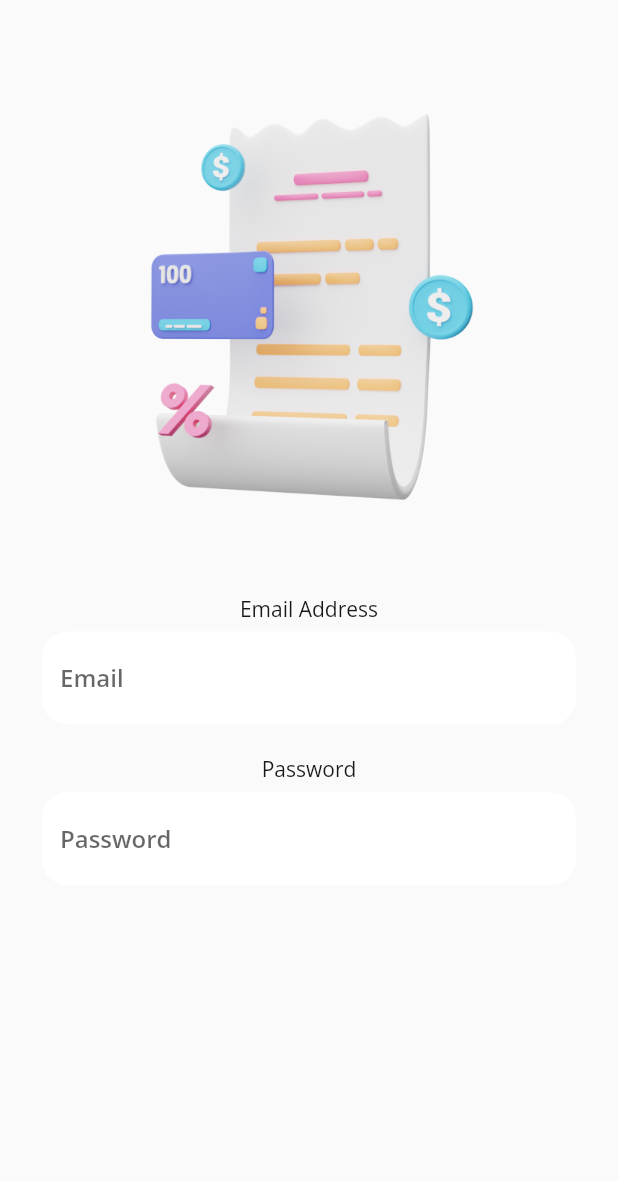
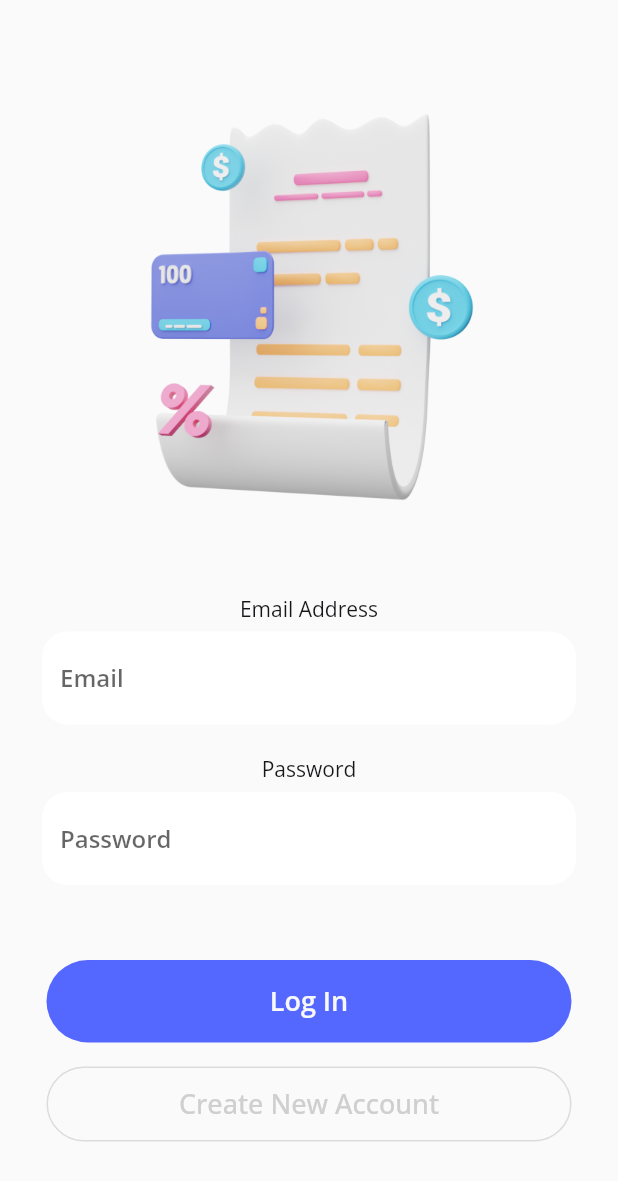
Before and after one commit to MufTho/SplicingFlutter, a Flutter app: the SecondSignin screen opened directly, on a phone screen of 412 x 824 dp. Shown: the top 1181 px of the screen. Run offline on Flutter 3.47's test engine with Material 2 defaults, Android fonts, the phone set to English and light mode, and no system bars; our stand-ins replace google_fonts.

Commit message:
Add Button

```diff
--- a/lib/pages/second_signin.dart
+++ b/lib/pages/second_signin.dart
@@ -67,6 +67,52 @@ class SecondSignin extends StatelessWidget {
                 hintText: 'Password',
               ),
             ),
+            const SizedBox(height: 50),
+            Center(
+              child: Container(
+                width: 350,
+                height: 55,
+                child: TextButton(
+                  style: TextButton.styleFrom(
+                    backgroundColor: const Color(0xff5468ff),
+                    shape: RoundedRectangleBorder(
+                      borderRadius: BorderRadius.circular(60),
+                    ),
+                  ),
+                  onPressed: () {},
+                  child: Text(
+                    'Log In',
+                    style: GoogleFonts.openSans(
+                      color: const Color(0xffF8F8F8),
+                      fontSize: 18,
+                      fontWeight: FontWeight.w600,
+                    ),
+                  ),
+                ),
+              ),
+            ),
+            const SizedBox(height: 16),
+            Center(
+              child: Container(
+                width: 350,
+                height: 50,
+                child: OutlinedButton(
+                  style: OutlinedButton.styleFrom(
+                    shape: RoundedRectangleBorder(
+                      borderRadius: BorderRadius.circular(60),
+                    ),
+                  ),
+                  onPressed: () {},
+                  child: Text(
+                    'Create New Account',
+                    style: GoogleFonts.openSans(
+                      color: const Color(0xffCFCFCF),
+                      fontSize: 18,
+                    ),
+                  ),
+                ),
+              ),
+            )
           ],
         ),
       ),
```
